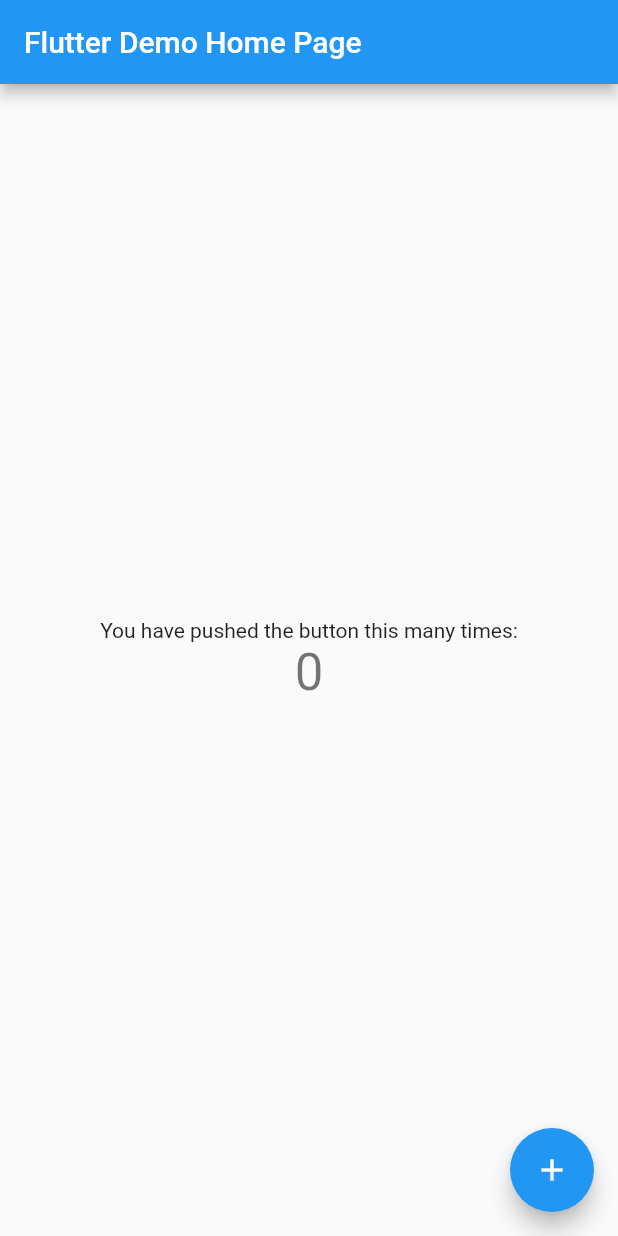
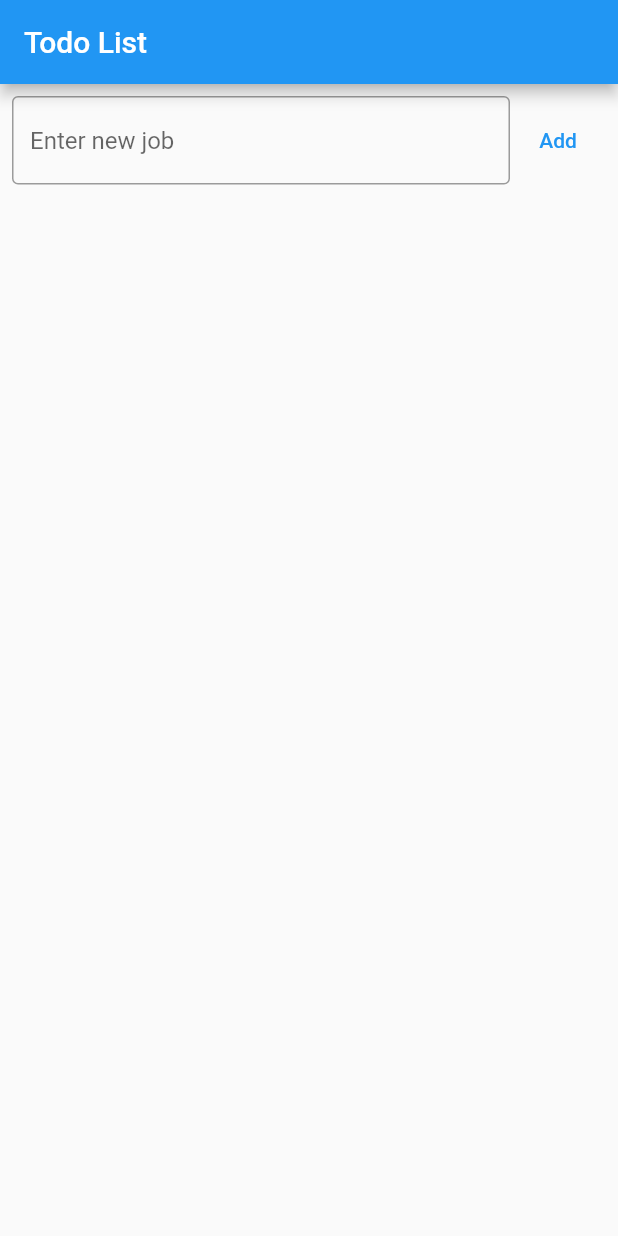
Before and after one commit to hrust777/todo_list_app, a Flutter app: the screen it shows after launch, on a phone screen of 412 x 824 dp. Run offline on Flutter 3.47's test engine with Material 2 defaults, Android fonts, the phone set to English and light mode, and no system bars.

Commit message:
Добавил основу todo list

```diff
--- a/lib/main.dart
+++ b/lib/main.dart
@@ -7,109 +7,142 @@ void main() {
 class MyApp extends StatelessWidget {
   const MyApp({Key? key}) : super(key: key);
 
-  // This widget is the root of your application.
   @override
   Widget build(BuildContext context) {
     return MaterialApp(
-      title: 'Flutter Demo',
+      debugShowCheckedModeBanner: false,
+      title: 'Todo List',
       theme: ThemeData(
-        // This is the theme of your application.
-        //
-        // Try running your application with "flutter run". You'll see the
-        // application has a blue toolbar. Then, without quitting the app, try
-        // changing the primarySwatch below to Colors.green and then invoke
-        // "hot reload" (press "r" in the console where you ran "flutter run",
-        // or simply save your changes to "hot reload" in a Flutter IDE).
-        // Notice that the counter didn't reset back to zero; the application
-        // is not restarted.
         primarySwatch: Colors.blue,
       ),
-      home: const MyHomePage(title: 'Flutter Demo Home Page'),
+      home: TodoScreen(),
     );
   }
 }
 
-class MyHomePage extends StatefulWidget {
-  const MyHomePage({Key? key, required this.title}) : super(key: key);
-
-  // This widget is the home page of your application. It is stateful, meaning
-  // that it has a State object (defined below) that contains fields that affect
-  // how it looks.
-
-  // This class is the configuration for the state. It holds the values (in this
-  // case the title) provided by the parent (in this case the App widget) and
-  // used by the build method of the State. Fields in a Widget subclass are
-  // always marked "final".
-
-  final String title;
+class TodoScreen extends StatelessWidget {
+  const TodoScreen({Key? key}) : super(key: key);
 
   @override
-  State<MyHomePage> createState() => _MyHomePageState();
+  Widget build(BuildContext context) {
+    return Scaffold(
+      appBar: AppBar(title: Text("Todo List")),
+      body: TodoList(),
+    );
+  }
 }
 
-class _MyHomePageState extends State<MyHomePage> {
-  int _counter = 0;
+class TodoList extends StatefulWidget {
+  TodoList({Key? key}) : super(key: key);
 
-  void _incrementCounter() {
+  @override
+  State<TodoList> createState() => _TodoListState();
+}
+
+class Job {
+  final String name;
+  bool done;
+
+  Job({required this.name, this.done = false});
+}
+
+class _TodoListState extends State<TodoList> {
+  final myController = TextEditingController();
+  final jobList = List<Job>.empty(growable: true);
+  @override
+  void dispose() {
+    myController.dispose();
+    super.dispose();
+  }
+
+  void add() {
     setState(() {
-      // This call to setState tells the Flutter framework that something has
-      // changed in this State, which causes it to rerun the build method below
-      // so that the display can reflect the updated values. If we changed
-      // _counter without calling setState(), then the build method would not be
-      // called again, and so nothing would appear to happen.
-      _counter++;
+      jobList.add(Job(name: myController.text));
+    });
+    myController.clear();
+  }
+
+  void remove(Job job) {
+    setState(() {
+      jobList.remove(job);
+    });
+  }
+
+  void done(Job job) {
+    setState(() {
+      job.done = true;
     });
   }
 
   @override
   Widget build(BuildContext context) {
-    // This method is rerun every time setState is called, for instance as done
-    // by the _incrementCounter method above.
-    //
-    // The Flutter framework has been optimized to make rerunning build methods
-    // fast, so that you can just rebuild anything that needs updating rather
-    // than having to individually change instances of widgets.
-    return Scaffold(
-      appBar: AppBar(
-        // Here we take the value from the MyHomePage object that was created by
-        // the App.build method, and use it to set our appbar title.
-        title: Text(widget.title),
+    return Padding(
+      padding: const EdgeInsets.all(8.0),
+      child: Column(
+        children: [
+          Row(
+            mainAxisAlignment: MainAxisAlignment.spaceBetween,
+            children: [
+              Flexible(
+                child: TextField(
+                  controller: myController,
+                  decoration: InputDecoration(
+                    border: OutlineInputBorder(),
+                    hintText: 'Enter new job',
                   ),
-      body: Center(
-        // Center is a layout widget. It takes a single child and positions it
-        // in the middle of the parent.
+                ),
+              ),
+              TextButton(onPressed: add, child: Text("Add")),
+            ],
+          ),
+          SizedBox(
+            height: 5,
+          ),
+          SingleChildScrollView(
             child: Column(
-          // Column is also a layout widget. It takes a list of children and
-          // arranges them vertically. By default, it sizes itself to fit its
-          // children horizontally, and tries to be as tall as its parent.
-          //
-          // Invoke "debug painting" (press "p" in the console, choose the
-          // "Toggle Debug Paint" action from the Flutter Inspector in Android
-          // Studio, or the "Toggle Debug Paint" command in Visual Studio Code)
-          // to see the wireframe for each widget.
-          //
-          // Column has various properties to control how it sizes itself and
-          // how it positions its children. Here we use mainAxisAlignment to
-          // center the children vertically; the main axis here is the vertical
-          // axis because Columns are vertical (the cross axis would be
-          // horizontal).
-          mainAxisAlignment: MainAxisAlignment.center,
-          children: <Widget>[
-            const Text(
-              'You have pushed the button this many times:',
+              children: [
+                for (var job in jobList) ...[
+                  Row(
+                    mainAxisAlignment: MainAxisAlignment.spaceBetween,
+                    children: [
+                      Text(
+                        job.name,
+                        style: TextStyle(
+                            fontSize: 20,
+                            decoration: job.done
+                                ? TextDecoration.lineThrough
+                                : TextDecoration.none),
                       ),
-            Text(
-              '$_counter',
-              style: Theme.of(context).textTheme.headline4,
+                      Row(
+                        children: [
+                          ElevatedButton(
+                            style: ElevatedButton.styleFrom(
+                              primary: Colors.white70,
+                            ),
+                            onPressed: job.done ? null : () => done(job),
+                            child: Text(
+                              "Done",
+                              style: TextStyle(color: Colors.green),
+                            ),
+                          ),
+                          OutlinedButton(
+                            onPressed: () => remove(job),
+                            child: Text(
+                              "Remove",
+                              style: TextStyle(color: Colors.red),
+                            ),
                           ),
                         ],
                       ),
+                    ],
                   ),
-      floatingActionButton: FloatingActionButton(
-        onPressed: _incrementCounter,
-        tooltip: 'Increment',
-        child: const Icon(Icons.add),
-      ), // This trailing comma makes auto-formatting nicer for build methods.
+                  const SizedBox(height: 5),
+                ],
+              ],
+            ),
+          ),
+        ],
+      ),
     );
   }
 }
```
Lines whose indentation alone changed are shown as unchanged.
